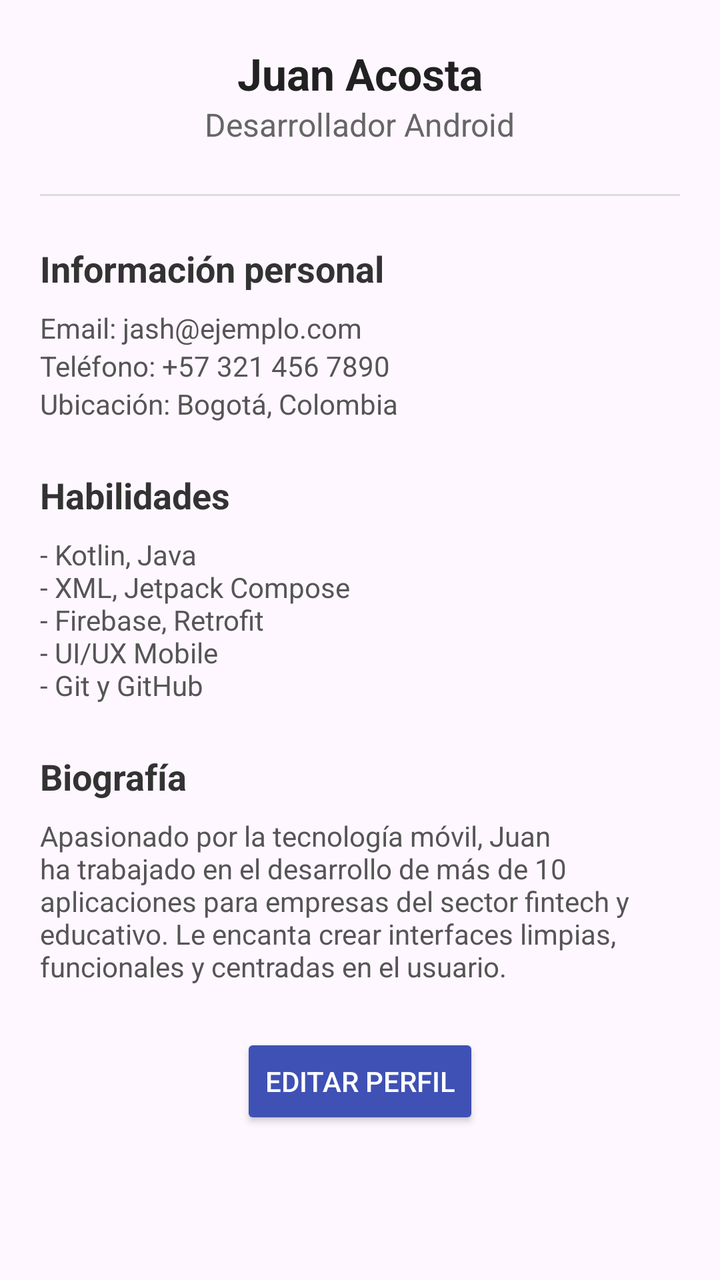
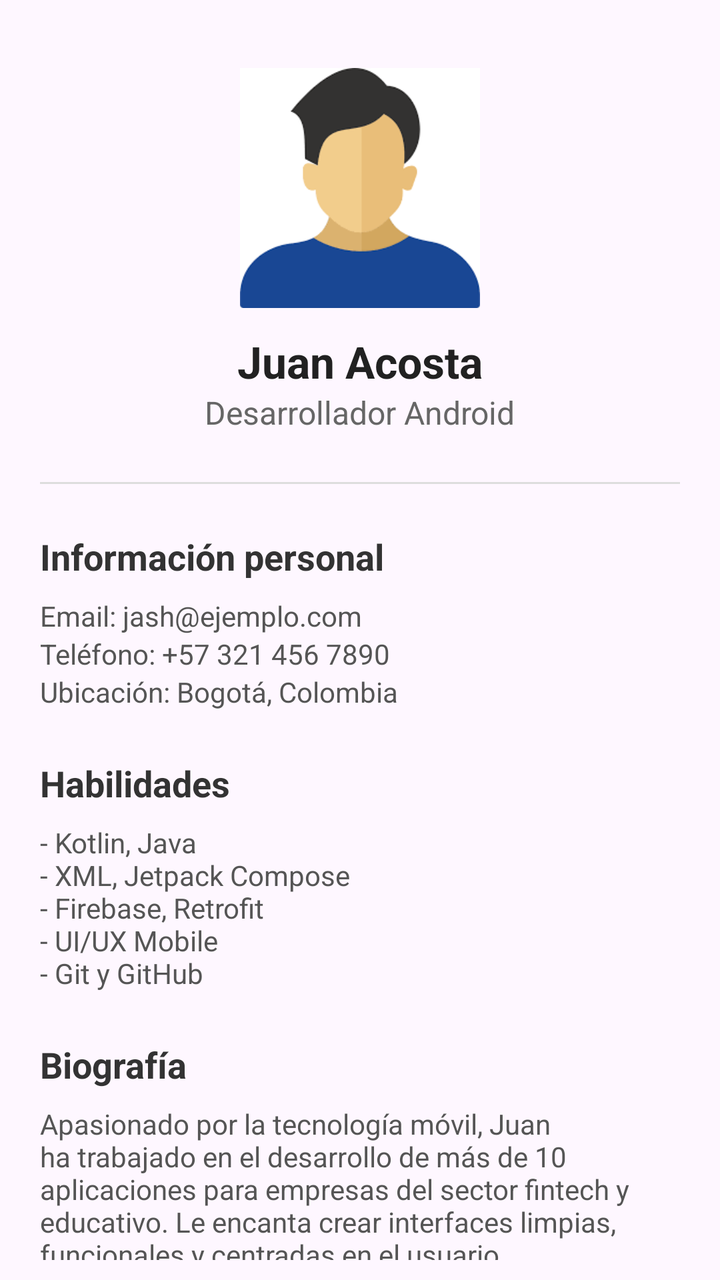

Before-and-after screenshots of an Android layout around one commit, followed by the original layout XML and the change that was made.
<!-- AndroidManifest.xml: application theme Theme.FrangmentQuiz -->
<!-- res/layout/fragment_profile.xml -->
<?xml version="1.0" encoding="utf-8"?>
<FrameLayout xmlns:android="http://schemas.android.com/apk/res/android"
    xmlns:tools="http://schemas.android.com/tools"
    android:layout_width="match_parent"
    android:layout_height="match_parent"
    tools:context=".ProfileFragment">

    <LinearLayout
        android:layout_width="match_parent"
        android:layout_height="wrap_content"
        android:orientation="vertical"
        android:paddingVertical="10dp"
        android:paddingHorizontal="20dp"
        android:gravity="center_horizontal">

        

        
        <TextView
            android:id="@+id/textName"
            android:layout_width="wrap_content"
            android:layout_height="wrap_content"
            android:text="Juan Acosta"
            android:textSize="22sp"
            android:textStyle="bold"
            android:textColor="#212121"
            android:layout_marginTop="12dp" />

        
        <TextView
            android:id="@+id/textRole"
            android:layout_width="wrap_content"
            android:layout_height="wrap_content"
            android:text="Desarrollador Android"
            android:textColor="#666666"
            android:textSize="16sp" />

        
        <View
            android:layout_width="match_parent"
            android:layout_height="1dp"
            android:background="#DDDDDD"
            android:layout_marginVertical="24dp" />

        
        <TextView
            android:layout_width="match_parent"
            android:layout_height="wrap_content"
            android:text="Información personal"
            android:textSize="18sp"
            android:textStyle="bold"
            android:textColor="#333333" />

        <TextView
            android:layout_width="match_parent"
            android:layout_height="wrap_content"
            android:text="Email: jash@ejemplo.com"
            android:layout_marginTop="8dp"
            android:textColor="#555555" />

        <TextView
            android:layout_width="match_parent"
            android:layout_height="wrap_content"
            android:text="Teléfono: +57 321 456 7890"
            android:textColor="#555555" />

        <TextView
            android:layout_width="match_parent"
            android:layout_height="wrap_content"
            android:text="Ubicación: Bogotá, Colombia"
            android:textColor="#555555" />

        
        <TextView
            android:layout_width="match_parent"
            android:layout_height="wrap_content"
            android:text="Habilidades"
            android:textSize="18sp"
            android:textStyle="bold"
            android:textColor="#333333"
            android:layout_marginTop="24dp" />

        <TextView
            android:layout_width="match_parent"
            android:layout_height="wrap_content"
            android:text="- Kotlin, Java\n- XML, Jetpack Compose\n- Firebase, Retrofit\n- UI/UX Mobile\n- Git y GitHub"
            android:textColor="#555555"
            android:layout_marginTop="8dp" />

        
        <TextView
            android:layout_width="match_parent"
            android:layout_height="wrap_content"
            android:text="Biografía"
            android:textSize="18sp"
            android:textStyle="bold"
            android:textColor="#333333"
            android:layout_marginTop="24dp" />

        <TextView
            android:layout_width="match_parent"
            android:layout_height="wrap_content"
            android:text="Apasionado por la tecnología móvil, Juan ha trabajado en el desarrollo de más de 10 aplicaciones para empresas del sector fintech y educativo. Le encanta crear interfaces limpias, funcionales y centradas en el usuario."
            android:textColor="#555555"
            android:layout_marginTop="8dp" />

        
        <Button
            android:id="@+id/buttonEditProfile"
            android:layout_width="wrap_content"
            android:layout_height="wrap_content"
            android:text="Editar perfil"
            android:layout_marginTop="24dp"
            android:backgroundTint="#3F51B5"
            android:textColor="#FFFFFF" />
    </LinearLayout>

</FrameLayout>
<!-- resources referenced by this layout -->
<resources>
  <style name="Theme.FrangmentQuiz" parent="Base.Theme.FrangmentQuiz" />
  <style name="Base.Theme.FrangmentQuiz" parent="Theme.Material3.DayNight.NoActionBar">
          
          
      </style>
</resources>

<!-- the commit's change to res/layout/fragment_profile.xml (unified diff, before → after) -->
@@ -14,6 +14,15 @@
         android:gravity="center_horizontal">
 
         
+        <ImageView
+            android:id="@+id/imageProfile"
+            android:layout_width="120dp"
+            android:layout_height="120dp"
+            android:layout_marginTop="24dp"
+            android:src="@drawable/profile"
+            android:background="@drawable/circle_background"
+            android:scaleType="centerCrop"
+            />
 
         
         <TextView
<!-- resource entries referenced after the edit -->
@@ -1,5 +1,12 @@
 <!-- resources referenced by this layout -->
 <resources>
+  <!-- drawable circle_background (drawable) -->
+  <?xml version="1.0" encoding="utf-8"?>
+  <shape xmlns:android="http://schemas.android.com/apk/res/android"
+      android:shape="oval">
+      <solid android:color="#FFFFFF" />
+  </shape>
+  <!-- drawable profile: png bitmap (drawable, 3101 bytes) -->
   <style name="Theme.FrangmentQuiz" parent="Base.Theme.FrangmentQuiz" />
   <style name="Base.Theme.FrangmentQuiz" parent="Theme.Material3.DayNight.NoActionBar">
           
